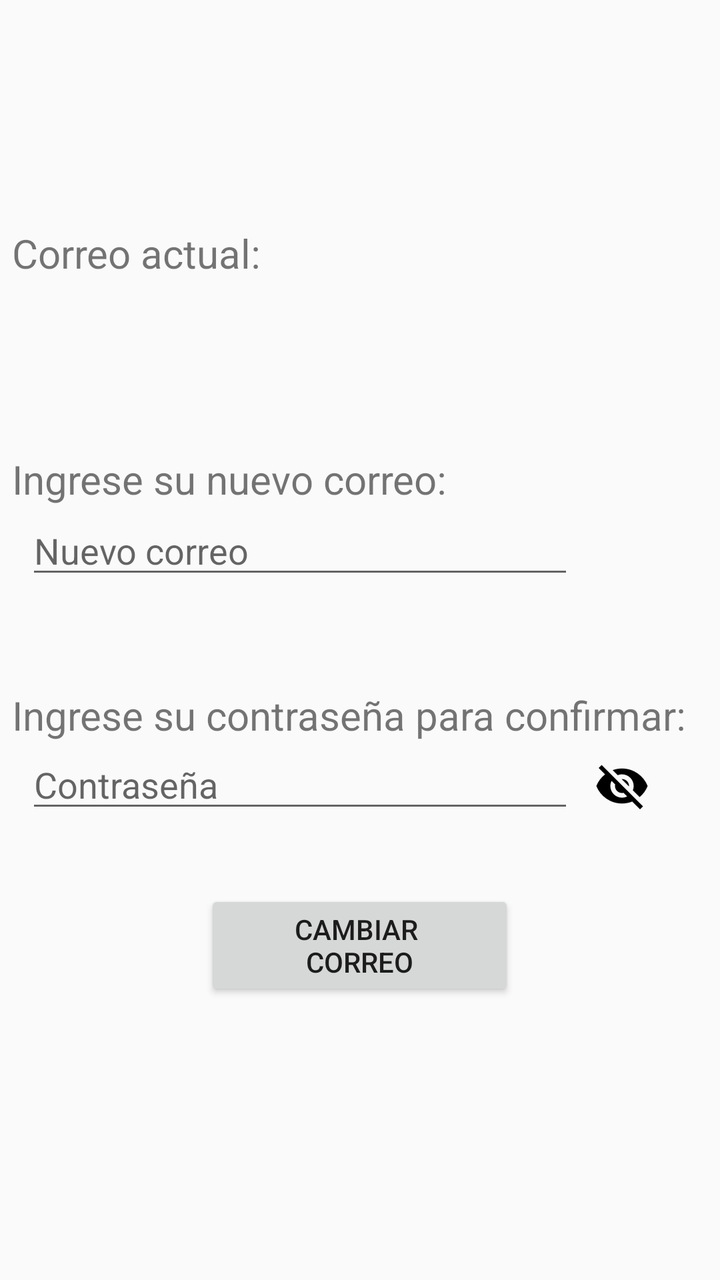
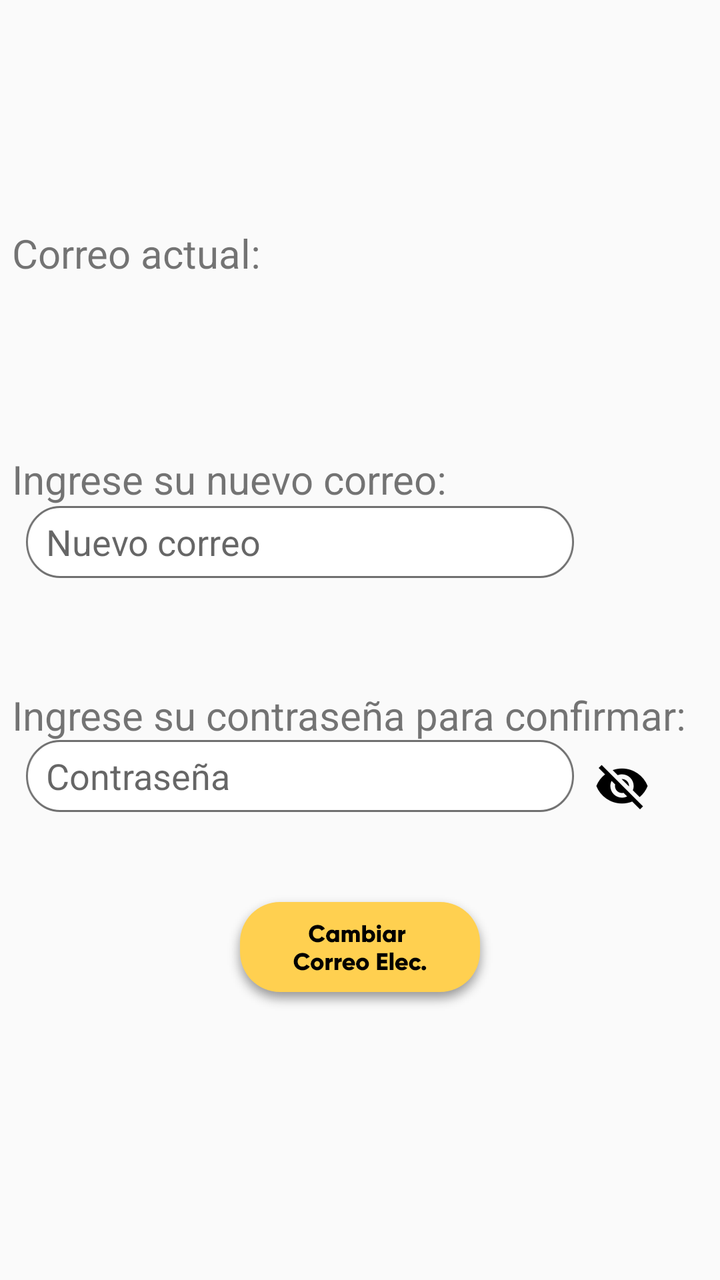

An Android layout rendered at two revisions. The XML below is the earlier revision; the diff shows what the commit changed to produce the second picture.
<!-- AndroidManifest.xml: application theme AppTheme -->
<!-- res/layout/modificando_tab2_correo.xml -->
<?xml version="1.0" encoding="utf-8"?>
<RelativeLayout xmlns:android="http://schemas.android.com/apk/res/android"
    xmlns:app="http://schemas.android.com/apk/res-auto"
    xmlns:tools="http://schemas.android.com/tools"
    android:id="@+id/relaitveLayout"
    android:layout_width="match_parent"
    android:layout_height="match_parent"
    tools:context=".ModificandoActivity"
    android:focusable="true" android:focusableInTouchMode="true">

    <TextView
        android:id="@+id/activity_modificando_tab2_instruccioncorreo3"
        android:layout_width="wrap_content"
        android:layout_height="wrap_content"
        android:layout_alignParentStart="true"
        android:layout_alignParentTop="true"
        android:layout_marginStart="6dp"
        android:layout_marginTop="344dp"
        android:text="Ingrese su contraseña para confirmar:"
        android:textSize="20sp" />

    <EditText
        android:id="@+id/activity_modificando_tab2_confirmarpasswordtext"
        android:layout_width="274dp"
        android:layout_height="wrap_content"
        android:layout_alignStart="@+id/activity_modificando_tab2_correonuevotext"
        android:layout_alignParentTop="true"
        android:layout_marginStart="0dp"
        android:layout_marginTop="370dp"
        android:ems="10"
        android:hint="Contraseña"
        android:inputType="textPassword" />

    <ImageButton
        android:id="@+id/activity_modificando_tab2_visibility"
        android:layout_width="wrap_content"
        android:layout_height="46dp"
        android:layout_alignTop="@+id/activity_modificando_tab2_correonuevotext"
        android:layout_marginStart="0dp"
        android:layout_marginTop="117dp"
        android:layout_toEndOf="@+id/activity_modificando_tab2_correonuevotext"
        android:background="@drawable/circleshape"
        android:src="@mipmap/ic_notvisible"
        app:layout_constraintTop_toTopOf="parent"
        tools:ignore="MissingConstraints"
        tools:layout_editor_absoluteX="288dp"
        tools:layout_editor_absoluteY="101dp" />

    <EditText
        android:id="@+id/activity_modificando_tab2_correonuevotext"
        android:layout_width="274dp"
        android:layout_height="wrap_content"
        android:layout_alignStart="@+id/activity_modificando_tab2_instruccioncorreo1"
        android:layout_alignParentTop="true"
        android:layout_marginStart="7dp"
        android:layout_marginTop="253dp"
        android:ems="10"
        android:hint="Nuevo correo"
        android:inputType="textEmailAddress" />

    <TextView
        android:id="@+id/activity_modificando_tab2_instruccioncorreo2"
        android:layout_width="wrap_content"
        android:layout_height="wrap_content"
        android:layout_alignParentStart="true"
        android:layout_alignParentTop="true"
        android:layout_marginStart="6dp"
        android:layout_marginTop="226dp"
        android:text="Ingrese su nuevo correo:"
        android:textSize="20sp" />

    <TextView
        android:id="@+id/section_label"
        android:layout_width="wrap_content"
        android:layout_height="wrap_content"
        android:layout_marginStart="@dimen/activity_horizontal_margin"
        android:layout_marginTop="@dimen/activity_vertical_margin"
        android:layout_marginEnd="@dimen/activity_horizontal_margin"
        android:layout_marginBottom="@dimen/activity_vertical_margin" />

    <TextView
        android:id="@+id/activity_modificando_tab2_instruccioncorreo1"
        android:layout_width="wrap_content"
        android:layout_height="wrap_content"
        android:layout_alignParentStart="true"
        android:layout_alignParentTop="true"
        android:layout_marginStart="6dp"
        android:layout_marginTop="113dp"
        android:text="Correo actual:"
        android:textSize="20sp" />

    <Button
        android:id="@+id/activity_modificando_tab2_cambiarcorreobutton"
        android:layout_width="155dp"
        android:layout_height="wrap_content"
        android:layout_alignParentTop="true"
        android:layout_centerHorizontal="true"
        android:layout_centerVertical="true"
        android:layout_marginTop="445dp"
        android:text="Cambiar \ncorreo"
        android:textAllCaps="true"
        android:textSize="14sp" />

    <TextView
        android:id="@+id/activity_modificando_tab2_mostrarcorreo"
        android:layout_width="368dp"
        android:layout_height="31dp"

        android:layout_below="@+id/activity_modificando_tab2_instruccioncorreo1"
        android:layout_alignStart="@+id/activity_modificando_tab2_confirmarpasswordtext"
        android:layout_marginStart="-1dp"
        android:layout_marginTop="14dp"
        android:ellipsize="end"
        android:maxLines="1"
        android:textAppearance="@style/TextAppearance.AppCompat.Headline"
        android:textSize="20sp" />


</RelativeLayout>
<!-- resources referenced by this layout -->
<resources>
  <dimen name="activity_horizontal_margin">16dp</dimen>
  <dimen name="activity_vertical_margin">16dp</dimen>
  <!-- drawable circleshape (drawable) -->
  <?xml version="1.0" encoding="utf-8"?>
  <shape xmlns:android="http://schemas.android.com/apk/res/android"
      android:innerRadius="0dp"
      android:shape="ring"
      android:thickness="40dp"
      android:useLevel="false">
  </shape>
  <!-- mipmap ic_notvisible: png bitmap (mipmap-hdpi, 729 bytes) -->
  <style name="AppTheme" parent="Theme.AppCompat.Light.NoActionBar">
          
          <item name="colorPrimary">@color/colorPrimary</item>
          <item name="colorPrimaryDark">@color/colorPrimaryDark</item>
          <item name="colorAccent">@color/colorAccent</item>
      </style>
  <color name="colorPrimary">#8BC34A</color>
  <color name="colorPrimaryDark">#FFD050</color>
  <color name="colorAccent">#FFEB3B</color>
</resources>

<!-- the commit's change to res/layout/modificando_tab2_correo.xml (unified diff, before → after) -->
@@ -29,6 +29,8 @@
         android:layout_marginTop="370dp"
         android:ems="10"
         android:hint="Contraseña"
+        android:background="@drawable/entradax"
+        android:paddingLeft="10dp"
         android:inputType="textPassword" />
 
     <ImageButton
@@ -56,6 +58,8 @@
         android:layout_marginTop="253dp"
         android:ems="10"
         android:hint="Nuevo correo"
+        android:background="@drawable/entradax"
+        android:paddingLeft="10dp"
         android:inputType="textEmailAddress" />
 
     <TextView
@@ -91,13 +95,13 @@
 
     <Button
         android:id="@+id/activity_modificando_tab2_cambiarcorreobutton"
-        android:layout_width="155dp"
+        android:layout_width="wrap_content"
         android:layout_height="wrap_content"
         android:layout_alignParentTop="true"
         android:layout_centerHorizontal="true"
         android:layout_centerVertical="true"
         android:layout_marginTop="445dp"
-        android:text="Cambiar \ncorreo"
+        android:background="@drawable/botoncambiarcorreoelectronico"
         android:textAllCaps="true"
         android:textSize="14sp" />
 
<!-- resource entries referenced after the edit -->
@@ -2,6 +2,7 @@
 <resources>
   <dimen name="activity_horizontal_margin">16dp</dimen>
   <dimen name="activity_vertical_margin">16dp</dimen>
+  <!-- drawable botoncambiarcorreoelectronico: png bitmap (drawable-hdpi, 5769 bytes) -->
   <!-- drawable circleshape (drawable) -->
   <?xml version="1.0" encoding="utf-8"?>
   <shape xmlns:android="http://schemas.android.com/apk/res/android"
@@ -10,6 +11,7 @@
       android:thickness="40dp"
       android:useLevel="false">
   </shape>
+  <!-- drawable entradax: png bitmap (drawable-hdpi, 2328 bytes) -->
   <!-- mipmap ic_notvisible: png bitmap (mipmap-hdpi, 729 bytes) -->
   <style name="AppTheme" parent="Theme.AppCompat.Light.NoActionBar">
           
